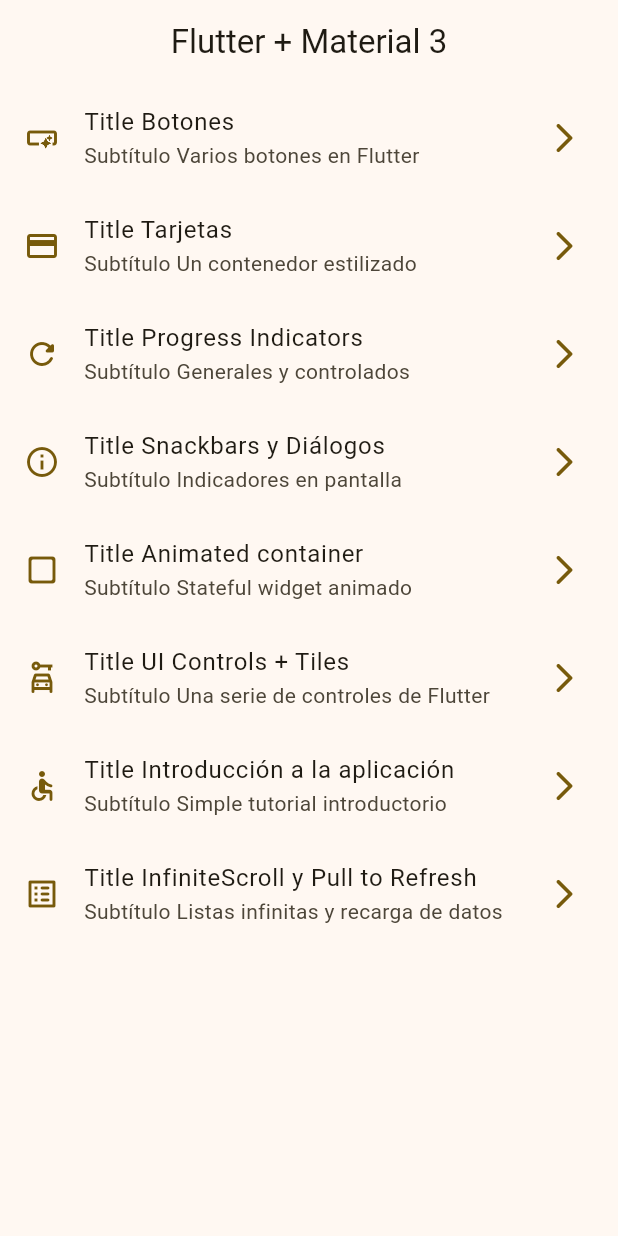
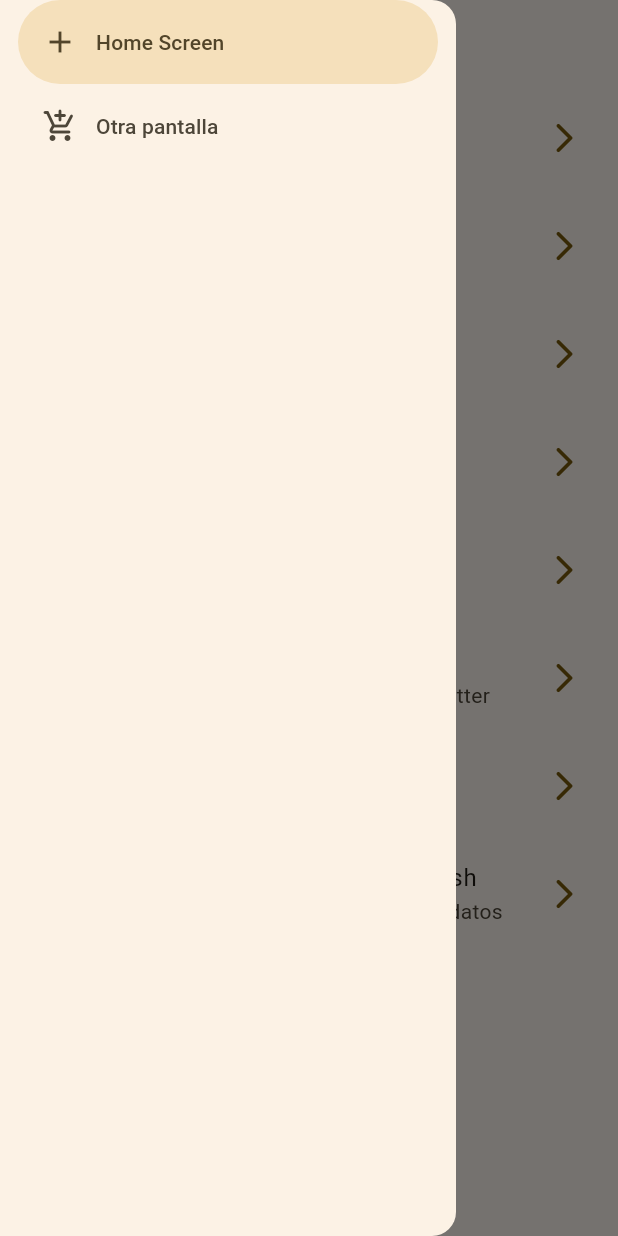
Before and after one commit to XChanitoX/widgets_app, a Flutter app: the screen it shows after launch, with the side drawer open (before the commit the screen has no drawer), on a phone screen of 412 x 824 dp. Run offline on Flutter 3.47's test engine with Material 2 defaults, Android fonts, the phone set to English and light mode, and no system bars; our stand-ins replace animate_do, go_router.

Commit message:
menu lateral inicio

```diff
--- a/lib/presentation/screens/home/home_screen.dart
+++ b/lib/presentation/screens/home/home_screen.dart
@@ -1,6 +1,7 @@
 import 'package:flutter/material.dart';
 import 'package:go_router/go_router.dart';
 import 'package:widgets_app/config/menu/menu_items.dart';
+import 'package:widgets_app/presentation/widgets/side_menu.dart';
 // import 'package:widgets_app/presentation/screens/cards/cards_screen.dart';
 
 class HomeScreen extends StatelessWidget {
@@ -16,6 +17,7 @@ class HomeScreen extends StatelessWidget {
         title: const Text('Flutter + Material 3'),
       ),
       body: const _HomeView(),
+      drawer: const SideMenu(),
     );
   }
 }
--- /dev/null
+++ b/lib/presentation/widgets/side_menu.dart
@@ -0,0 +1,30 @@
+import 'package:flutter/material.dart';
+
+class SideMenu extends StatefulWidget {
+  const SideMenu({super.key});
+
+  @override
+  State<SideMenu> createState() => _SideMenuState();
+}
+
+class _SideMenuState extends State<SideMenu> {
+  int navDrawerIndex = 0;
+
+  @override
+  Widget build(BuildContext context) {
+    return NavigationDrawer(
+        selectedIndex: navDrawerIndex,
+        onDestinationSelected: (value) {
+          setState(() {
+            navDrawerIndex = value;
+          });
+        },
+        children: const [
+          NavigationDrawerDestination(
+              icon: Icon(Icons.add), label: Text('Home Screen')),
+          NavigationDrawerDestination(
+              icon: Icon(Icons.add_shopping_cart_rounded),
+              label: Text('Otra pantalla')),
+        ]);
+  }
+}
```
